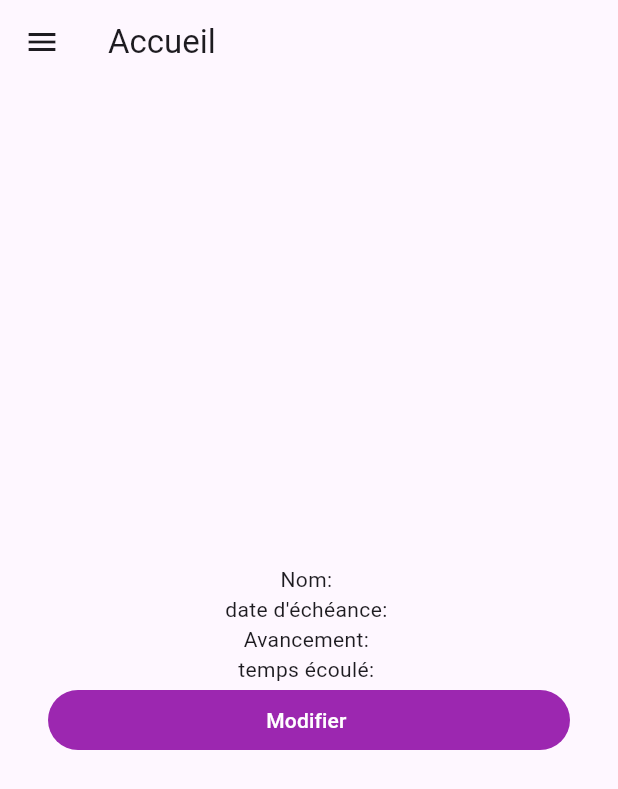
After one commit to oussamarhammi/E23-4205N6-KickMyFlutter-Rhammi, a Flutter app: the Consultation screen opened directly, on a phone screen of 412 x 824 dp. The commit adds this screen. Shown: the top 789 px of the screen. Run offline on Flutter 3.47's test engine with Material 2 defaults, Android fonts, the phone set to English and light mode, and no system bars; our stand-ins replace cookie_jar, dio, dio_cookie_manager, percent_indicator, table_calendar; missing offline and left inert: dart:ffi; network calls fail.

Commit message:
FCT configuration Ecran de consultation

```diff
--- /dev/null
+++ b/tp1/lib/Consultation.dart
@@ -0,0 +1,117 @@
+
+import 'package:flutter/cupertino.dart';
+import 'package:flutter/material.dart';
+
+import 'Accueil.dart';
+import 'CreationTache.dart';
+import 'connexion.dart';
+import 'lib_http.dart';
+
+class Consultation extends StatefulWidget {
+  const Consultation({Key? key}) : super(key: key);
+
+  @override
+  State<Consultation> createState() => _ConsultationState();
+}
+
+class _ConsultationState extends State<Consultation> {
+  void postSignOUt() async{
+    var response = await signout();
+    Navigator.push(
+      context,
+      MaterialPageRoute(builder: (context) => Connexion()),
+    );
+    print(response);
+    setState(() {});
+  }
+
+  @override
+  Widget build(BuildContext context) {
+    return Scaffold(
+      drawer:Drawer(
+        child: ListView(
+          padding: EdgeInsets.zero,
+          children: [
+            const DrawerHeader(
+              decoration: BoxDecoration(
+                color: Colors.blue,
+              ),
+              child: Text("welcome back"),
+            ),
+            ListTile(
+              leading: Icon(
+                Icons.home,
+              ),
+              title: const Text('Home'),
+              onTap: () {
+                Navigator.push(
+                  context,
+                  MaterialPageRoute(builder: (context) => Accueil()),
+                );
+              },
+            ),
+            ListTile(
+              leading: Icon(
+                Icons.add_box_rounded,
+              ),
+              title: const Text('add task'),
+              onTap: () {
+                Navigator.push(
+                  context,
+                  MaterialPageRoute(builder: (context) => CreationTache()),
+                );
+              },
+            ),
+            ListTile(
+              leading: Icon(
+                Icons.exit_to_app,
+              ),
+              title: const Text('Deconnexion'),
+              onTap: () {
+                // Update the state of the app.
+                postSignOUt();
+              },
+            ),
+          ],
+        ),
+      ),
+      appBar: AppBar(
+        title: Text('Accueil'),
+      ),
+      body: Column(
+        mainAxisAlignment: MainAxisAlignment.center,
+        children: <Widget>[
+          Container(
+            child: Text("Nom: ")
+              ),
+          Container(
+              child: Text("date d'échéance: ")
+          ),
+          Container(
+              child: Text("Avancement: ")
+          ),
+          Container(
+              child: Text("temps écoulé: ")
+          ),
+          Container(
+            width: double.infinity,
+            child:TextButton(
+              style: ButtonStyle(
+                backgroundColor: MaterialStateProperty.all<Color>(Colors.purple),
+                foregroundColor:  MaterialStateProperty.all<Color>(Colors.white),
+              ),
+              child: Text("Modifier "),
+              onPressed:(){
+                Navigator.push(
+                  context,
+                  MaterialPageRoute(builder: (context) => CreationTache()),
+                );
+              },
+            ),
+            padding: EdgeInsets.fromLTRB(32,0, 32, 0),
+          ),
+  ],
+    ),
+    );
+  }
+}
```
Also changed, not shown: tp1/lib/Accueil.dart (+17 -15 lines).
